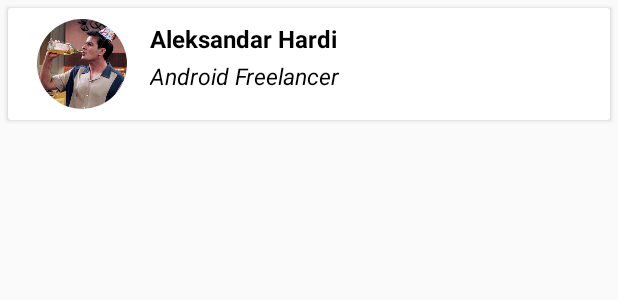
After one commit to sasahardi997/The-Cheating-Room, an Android app: the layout users_sigle_item.xml on its own in the app's theme, with its tools: preview values and no code run, on a phone screen of 412 x 824 dp. The commit adds this screen. Shown: the top 300 px of the screen. Run offline under Robolectric (Android 15) with nearby library versions, the phone set to English and light mode, and no system bars.

Commit message:
RecyclerView implemented

```diff
--- a/app/build.gradle
+++ b/app/build.gradle
@@ -31,10 +31,12 @@ dependencies {
     implementation 'com.google.firebase:firebase-database:19.2.1'
     implementation 'com.google.firebase:firebase-auth:19.3.0'
     implementation 'com.google.firebase:firebase-storage:19.1.1'
+    implementation 'com.firebaseui:firebase-ui-database:6.2.0'
 
     implementation 'de.hdodenhof:circleimageview:3.1.0'
     implementation 'com.github.bumptech.glide:glide:4.11.0'
     implementation 'com.squareup.picasso:picasso:2.71828'
+    implementation 'com.android.support:cardview-v7:29.0.0'
     api 'com.theartofdev.edmodo:android-image-cropper:2.8.+'
 
     implementation 'androidx.appcompat:appcompat:1.1.0'
--- a/app/src/main/java/com/myappcompany/hardi/thecheatingroom/activities/MainActivity.java
+++ b/app/src/main/java/com/myappcompany/hardi/thecheatingroom/activities/MainActivity.java
@@ -73,6 +73,10 @@ public class MainActivity extends AppCompatActivity {
                 break;
             case R.id.main_setting_btn:
                 startActivity(new Intent(MainActivity.this, SettingsActivity.class));
+                break;
+            case R.id.main_all_users:
+                startActivity(new Intent(MainActivity.this, UsersActivity.class));
+                break;
         }
         return true;
     }
--- a/app/src/main/java/com/myappcompany/hardi/thecheatingroom/activities/StatusActivity.java
+++ b/app/src/main/java/com/myappcompany/hardi/thecheatingroom/activities/StatusActivity.java
@@ -69,6 +69,7 @@ public class StatusActivity extends AppCompatActivity {
                            mProgress.dismiss();
                            Toast.makeText(StatusActivity.this, "Status updated Successfully!", Toast.LENGTH_SHORT).show();
                            startActivity(new Intent(StatusActivity.this, SettingsActivity.class));
+                           finish();
                        } else {
                            mProgress.dismiss();
                            Toast.makeText(StatusActivity.this, task.toString(), Toast.LENGTH_SHORT).show();
--- /dev/null
+++ b/app/src/main/res/layout/users_sigle_item.xml
@@ -0,0 +1,58 @@
+<?xml version="1.0" encoding="utf-8"?>
+<LinearLayout
+    xmlns:android="http://schemas.android.com/apk/res/android"
+    android:orientation="vertical"
+    android:layout_width="match_parent"
+    android:layout_height="wrap_content">
+
+    <androidx.cardview.widget.CardView
+        android:layout_width="match_parent"
+        android:layout_height="wrap_content"
+        android:layout_margin="5dp"
+        android:elevation="3dp"
+        android:padding="5dp">
+
+        <RelativeLayout
+            android:layout_width="match_parent"
+            android:layout_height="wrap_content"
+            android:padding="4dp">
+
+        <de.hdodenhof.circleimageview.CircleImageView
+            android:id="@+id/user_single_image"
+            android:layout_width="60dp"
+            android:layout_height="60dp"
+            android:layout_marginTop="3dp"
+            android:layout_marginStart="15dp"
+            android:layout_marginBottom="3dp"
+            android:src="@drawable/charlie"/>
+
+        <TextView
+            android:id="@+id/user_single_name"
+            android:layout_width="match_parent"
+            android:layout_height="wrap_content"
+            android:text="Aleksandar Hardi"
+            android:textColor="@android:color/black"
+            android:textStyle="bold"
+            android:textSize="16sp"
+            android:layout_toEndOf="@id/user_single_image"
+            android:layout_marginTop="5dp"
+            android:layout_marginStart="15dp"/>
+
+        <TextView
+            android:id="@+id/user_single_status"
+            android:layout_width="match_parent"
+            android:layout_height="wrap_content"
+            android:text="Android Freelancer"
+            android:textColor="@android:color/black"
+            android:textStyle="italic"
+            android:textSize="15sp"
+            android:layout_toEndOf="@id/user_single_image"
+            android:layout_below="@id/user_single_name"
+            android:layout_marginTop="3dp"
+            android:layout_marginStart="15dp"/>
+
+        </RelativeLayout>
+
+    </androidx.cardview.widget.CardView>
+
+</LinearLayout>
```
Also changed, not shown: app/src/main/AndroidManifest.xml (+10 -6 lines), app/src/main/java/com/myappcompany/hardi/thecheatingroom/activities/UsersActivity.java (added, +94 -0 lines), app/src/main/java/com/myappcompany/hardi/thecheatingroom/model/Users.java (added, +42 -0 lines), app/src/main/res/layout/activity_users.xml (added, +19 -0 lines).
